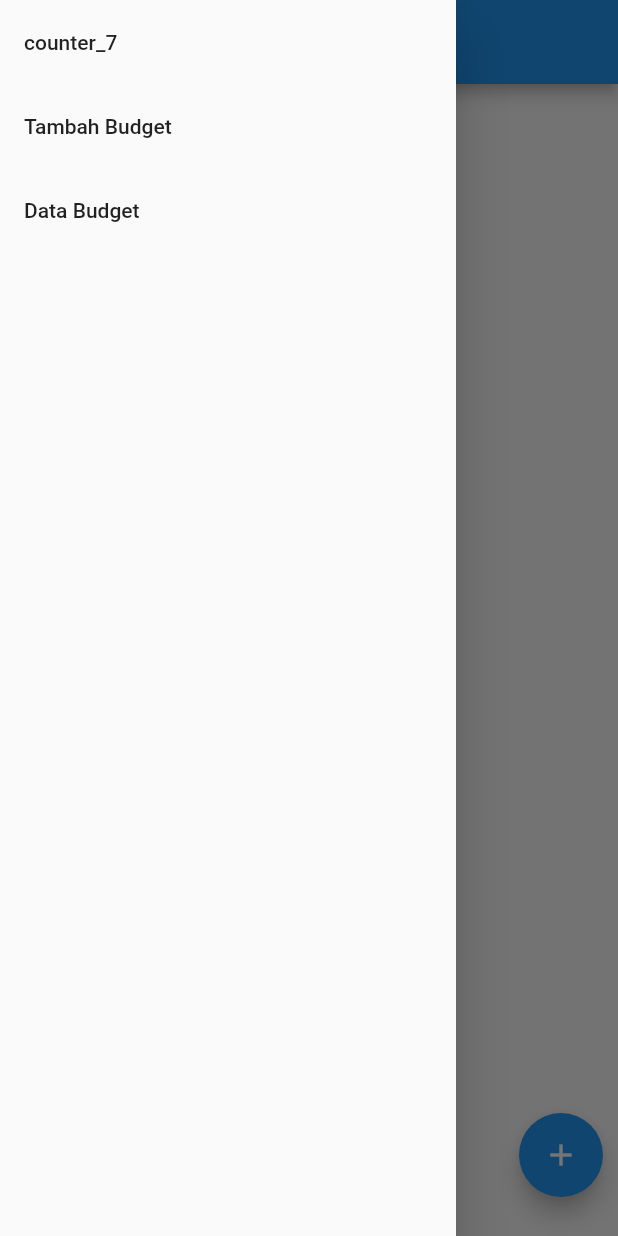
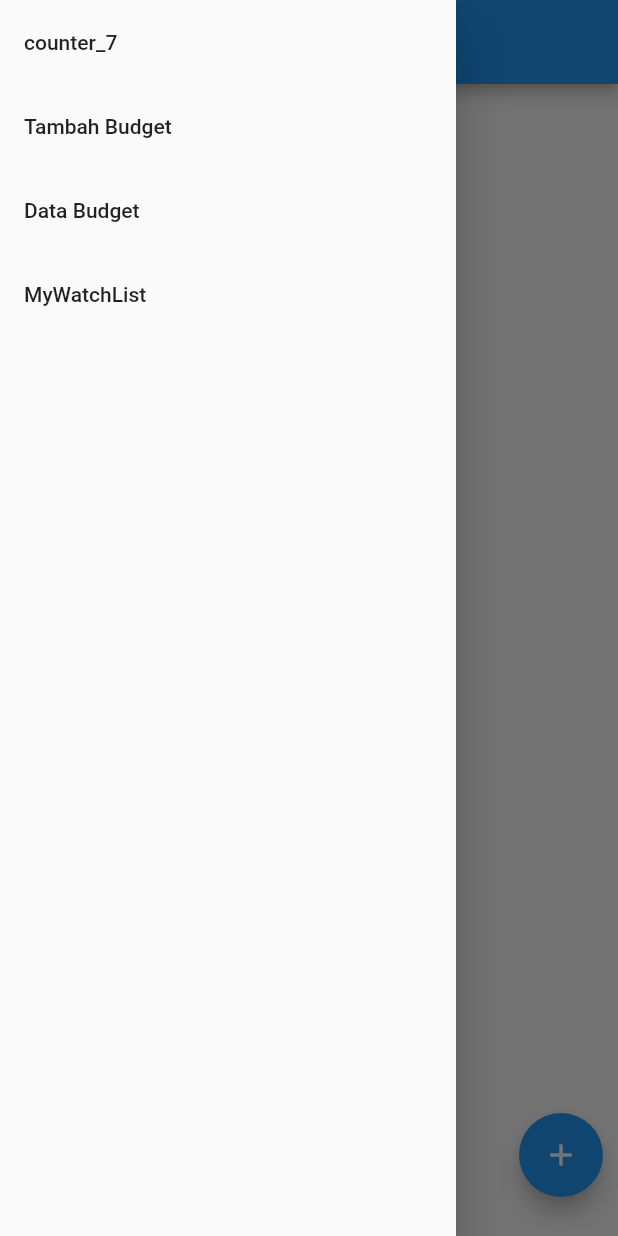
Before and after one commit to ratama98/pbp-flutter-lab, a Flutter app: the screen it shows after launch, with the side drawer open, on a phone screen of 412 x 824 dp. Run offline on Flutter 3.47's test engine with Material 2 defaults, Android fonts, the phone set to English and light mode, and no system bars.

```diff
--- /dev/null
+++ b/lib/Model/mywatchlist.dart
@@ -0,0 +1,85 @@
+// To parse this JSON data, do
+//
+//     final myWatchList = myWatchListFromJson(jsonString);
+
+import 'dart:convert';
+
+List<MyWatchList> myWatchListFromJson(String str) => List<MyWatchList>.from(json.decode(str).map((x) => MyWatchList.fromJson(x)));
+
+String myWatchListToJson(List<MyWatchList> data) => json.encode(List<dynamic>.from(data.map((x) => x.toJson())));
+
+class MyWatchList {
+  MyWatchList({
+    required this.model,
+    required this.pk,
+    required this.fields,
+  });
+
+  Model? model;
+  int pk;
+  Fields fields;
+
+  factory MyWatchList.fromJson(Map<String, dynamic> json) => MyWatchList(
+    model: modelValues.map[json["model"]],
+    pk: json["pk"],
+    fields: Fields.fromJson(json["fields"]),
+  );
+
+  Map<String, dynamic> toJson() => {
+    "model": modelValues.reverse![model],
+    "pk": pk,
+    "fields": fields.toJson(),
+  };
+}
+
+class Fields {
+  Fields({
+    required this.watched,
+    required this.title,
+    required this.rating,
+    required this.releaseDate,
+    required this.review,
+  });
+
+  bool watched;
+  String title;
+  double rating;
+  DateTime releaseDate;
+  String review;
+
+  factory Fields.fromJson(Map<String, dynamic> json) => Fields(
+    watched: json["watched"],
+    title: json["title"],
+    rating: json["rating"].toDouble(),
+    releaseDate: DateTime.parse(json["release_date"]),
+    review: json["review"],
+  );
+
+  Map<String, dynamic> toJson() => {
+    "watched": watched,
+    "title": title,
+    "rating": rating,
+    "release_date": "${releaseDate.year.toString().padLeft(4, '0')}-${releaseDate.month.toString().padLeft(2, '0')}-${releaseDate.day.toString().padLeft(2, '0')}",
+    "review": review,
+  };
+}
+
+enum Model { MYWATCHLIST_MYWATCHLIST }
+
+final modelValues = EnumValues({
+  "mywatchlist.mywatchlist": Model.MYWATCHLIST_MYWATCHLIST
+});
+
+class EnumValues<T> {
+  Map<String, T> map;
+  Map<T, String>? reverseMap;
+
+  EnumValues(this.map);
+
+  Map<T, String>? get reverse {
+    if (reverseMap == null) {
+      reverseMap = map.map((k, v) => new MapEntry(v, k));
+    }
+    return reverseMap;
+  }
+}
--- a/lib/main.dart
+++ b/lib/main.dart
@@ -1,5 +1,6 @@
-import 'package:counter_7/data_budget.dart';
-import 'package:counter_7/tambah_budget.dart';
+import 'package:counter_7/Page/data_budget.dart';
+import 'package:counter_7/Page/tambah_budget.dart';
+import 'package:counter_7/Page/mywatchlist_page.dart';
 import 'package:flutter/material.dart';
 
 void main() {
@@ -100,6 +101,16 @@ class _MyHomePageState extends State<MyHomePage> {
                   );
                 },
               ),
+              ListTile(
+                title: const Text('MyWatchList'),
+                onTap: () {
+                  // Route menu ke halaman mywatchlist
+                  Navigator.pushReplacement(
+                    context,
+                    MaterialPageRoute(builder: (context) => const MyWatchListPage()),
+                  );
+                },
+              ),
             ],
           ),
         ),
--- a/pubspec.yaml
+++ b/pubspec.yaml
@@ -31,11 +31,13 @@ environment:
 dependencies:
   flutter:
     sdk: flutter
+  intl: ^0.17.0
 
 
   # The following adds the Cupertino Icons font to your application.
   # Use with the CupertinoIcons class for iOS style icons.
   cupertino_icons: ^1.0.2
+  http: ^0.13.5
 
 dev_dependencies:
   flutter_test:
```
Also changed, not shown: lib/Page/data_budget.dart (renamed from lib/data_budget.dart, +13 -2 lines), lib/Page/mywatchlist_details_page.dart (added, +140 -0 lines), lib/Page/mywatchlist_page.dart (added, +165 -0 lines), lib/Page/tambah_budget.dart (renamed from lib/tambah_budget.dart, +18 -9 lines), lib/Model/budget.dart (renamed from lib/budget.dart), pubspec.lock, 1 other file.
